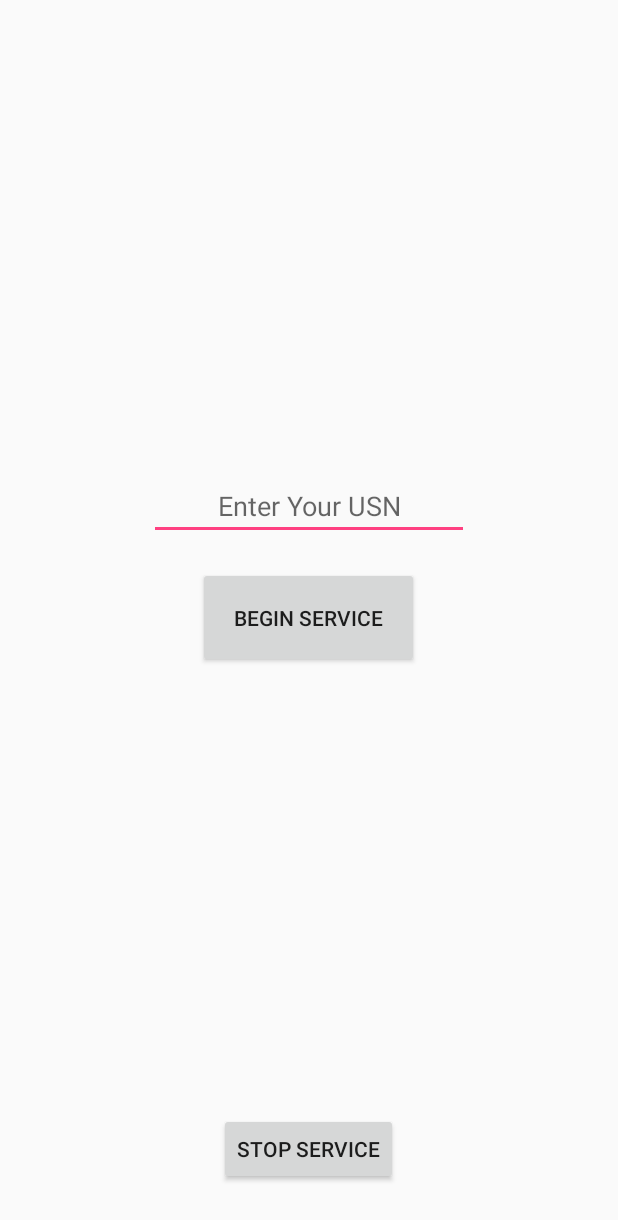
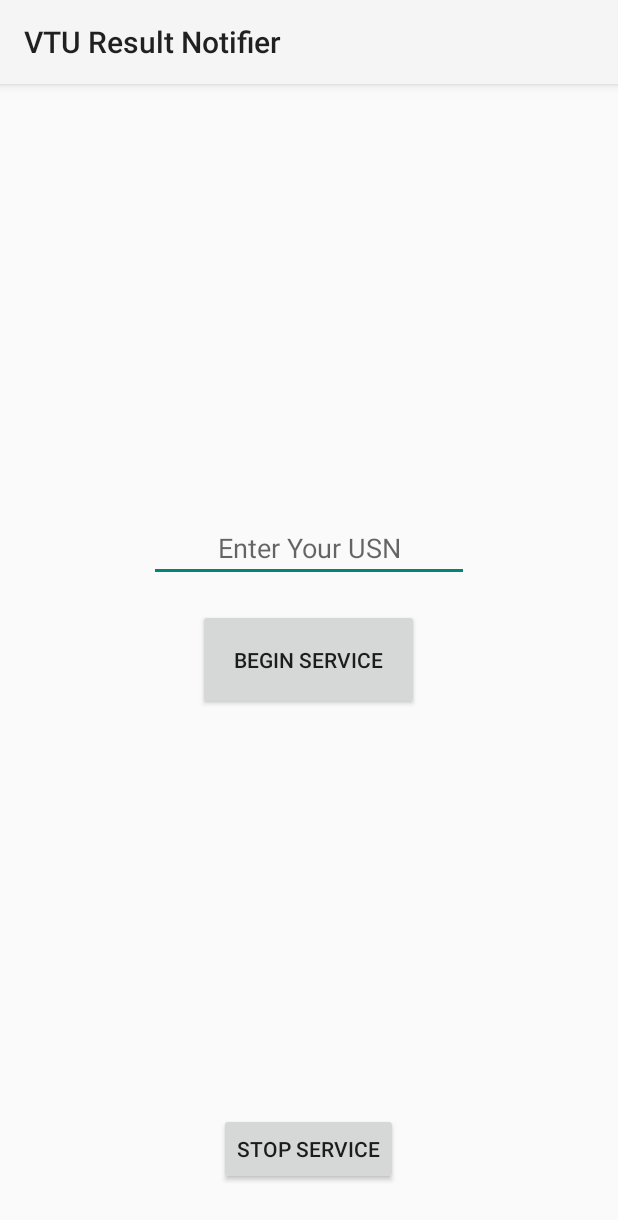
Before and after one commit to kuldeeps48/VTU-Result-Notifier, an Android app: the screen it shows after launch (MainActivity), on a phone screen of 412 x 824 dp. Shown: the top 1220 px of the screen. Run offline under Robolectric (Android 15) with nearby library versions, the phone set to English and light mode, and no system bars.

Commit message:
Themes are not AppCompat

```diff
--- a/app/src/main/java/com/kuldeep/aadarsh/vturesultnotifier/vturesultnotifier/ChangeTheme.java
+++ b/app/src/main/java/com/kuldeep/aadarsh/vturesultnotifier/vturesultnotifier/ChangeTheme.java
@@ -12,16 +12,16 @@ public class ChangeTheme {
             activity.finish();
             longPress = true;
             activity.startActivity(new Intent(activity, activity.getClass()));
+            Toast.makeText(activity.getApplicationContext(), "Welcome to the Dark Side!", Toast.LENGTH_LONG).show();
     }
 
     // Set theme when new activity is started
     public static void onActivityCreateSetTheme(Activity activity) {
         if (longPress) {
-            activity.setTheme(R.style.DarkAppTheme);
-            Toast.makeText(activity.getApplicationContext(), "Welcome to the Dark Side!", Toast.LENGTH_LONG).show();
+            activity.setTheme(R.style.Theme_AppCompat);
         }
         else {
-            activity.setTheme(R.style.AppTheme);
+            activity.setTheme(R.style.Theme_AppCompat_DayNight);
         }
     }
 }
--- a/app/src/main/java/com/kuldeep/aadarsh/vturesultnotifier/vturesultnotifier/MainActivity.java
+++ b/app/src/main/java/com/kuldeep/aadarsh/vturesultnotifier/vturesultnotifier/MainActivity.java
@@ -3,6 +3,7 @@ package com.kuldeep.aadarsh.vturesultnotifier.vturesultnotifier;
 import android.app.Activity;
 import android.content.Intent;
 import android.os.Bundle;
+import android.support.v7.app.AppCompatActivity;
 import android.view.View;
 import android.view.View.OnLongClickListener;
 import android.widget.Button;
@@ -12,7 +13,7 @@ import android.widget.Toast;
 import java.util.regex.Matcher;
 import java.util.regex.Pattern;
 
-public class MainActivity extends Activity {
+public class MainActivity extends AppCompatActivity {
     private EditText usn_edittext;
     private Button start;
     private Button stop;
```
